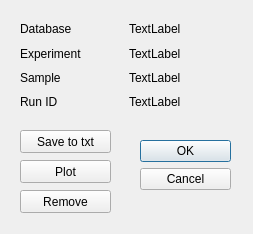
Above: view_dataset.ui from AbishaiMathai/DO_Lab2DSweeps before the change. Below: the same form after it.
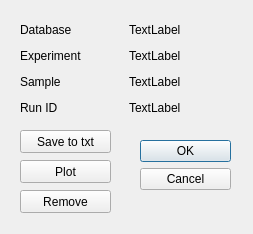
That is the form after the change.

```diff
--- a/view_dataset.ui
+++ b/view_dataset.ui
@@ -35,7 +35,7 @@
      <x>20</x>
      <y>20</y>
      <width>211</width>
-     <height>91</height>
+     <height>98</height>
     </rect>
    </property>
    <layout class="QHBoxLayout" name="descriptionLayout">
```
